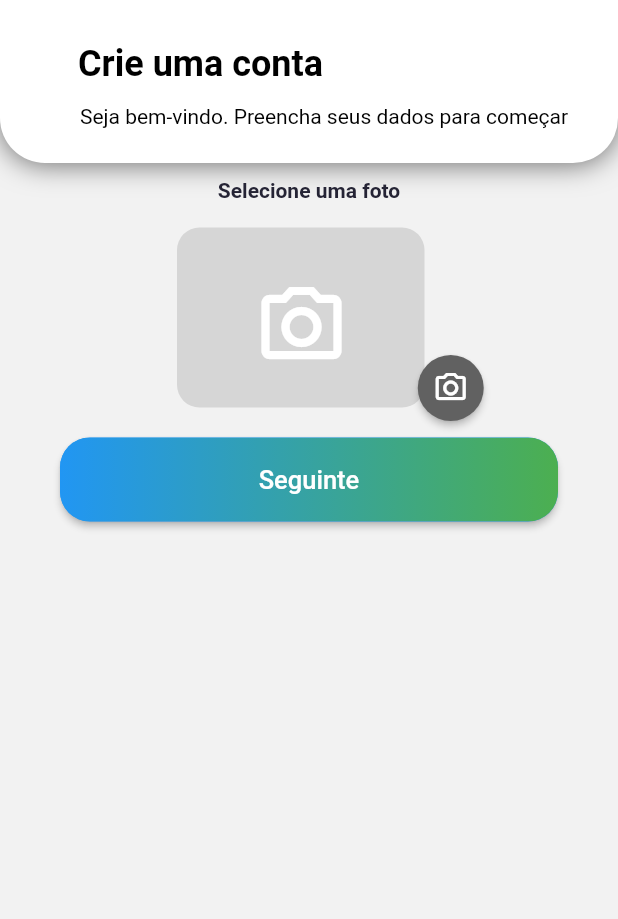
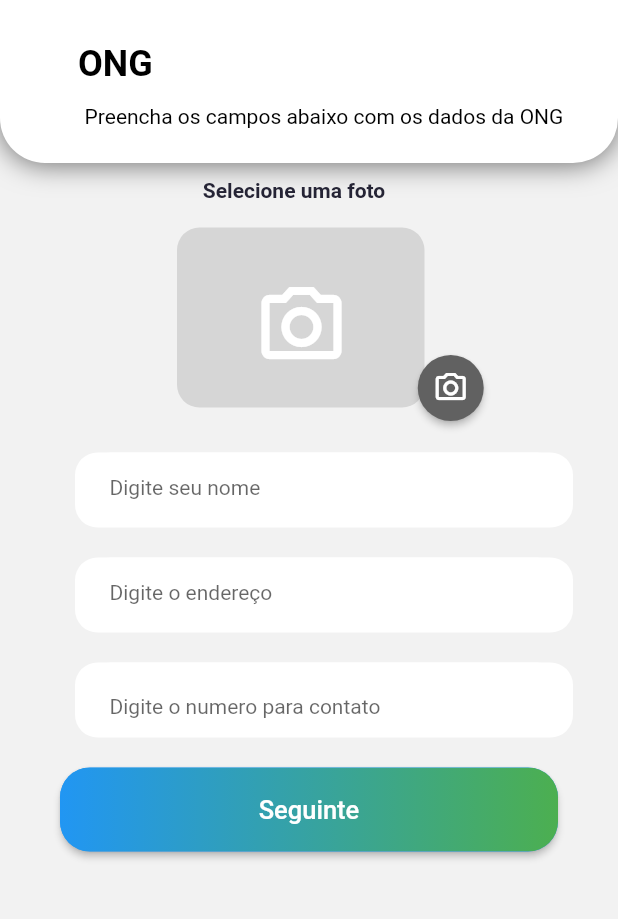
Before and after one commit to abas0/doe-facil, a Flutter app: the screen it shows after launch, on a phone screen of 412 x 824 dp, the part 242-1161 px from its top. Run offline on Flutter 3.47's test engine with Material 2 defaults, Android fonts, the phone set to English and light mode, and no system bars; our stand-ins replace mask_text_input_formatter; Roboto replaces fonts that are missing (DM Sans).

Commit message:
segunda tela de cadastro de ong concluida

```diff
--- a/lib/screens/cadastro-ong/donor_cadastro-ong_screen.dart
+++ b/lib/screens/cadastro-ong/donor_cadastro-ong_screen.dart
@@ -18,8 +18,10 @@ class DonorCadastroOng extends StatelessWidget {
           children: [
             Cabecalho(
               TituloCadastroOng(
-                'Crie uma conta',
-                'Seja bem-vindo. Preencha seus dados para começar'
+               /* 'Crie uma conta',
+                'Seja bem-vindo. Preencha seus dados para começar'*/
+                'ONG',
+                'Preencha os campos abaixo com os dados da ONG'
               )
             ),
             //CadastroOng(),
--- a/lib/screens/cadastro-ong/widget/cadastro-ong-tela02.dart
+++ b/lib/screens/cadastro-ong/widget/cadastro-ong-tela02.dart
@@ -1,5 +1,5 @@
-import 'package:doe_facil/constants/constants.dart';
 import 'package:flutter/material.dart';
+import 'package:mask_text_input_formatter/mask_text_input_formatter.dart';
 
 class CadastroOng02 extends StatefulWidget {
   const CadastroOng02({ Key? key }) : super(key: key);
@@ -9,6 +9,8 @@ class CadastroOng02 extends StatefulWidget {
 }
 
 class _CadastroOng02State extends State<CadastroOng02> {
+  final maskFormatter = new MaskTextInputFormatter(mask: '+## (##) #####-####', filter: { "#": RegExp(r'[0-9]') });
+
   @override
   Widget build(BuildContext context) {
     return Stack(
@@ -17,7 +19,7 @@ class _CadastroOng02State extends State<CadastroOng02> {
           children: <Widget>[
           Container(
             padding: EdgeInsets.only(
-              left: 134,
+              left: 114,
               right: 134,
               top: 10
             ),
@@ -71,22 +73,121 @@ class _CadastroOng02State extends State<CadastroOng02> {
             )
             ],
           ),
+        ),
+        Container(
+          margin: const EdgeInsets.only(left: 50.0, top: 30.0, right: 30.0),
+          height: 50.0,
+          width: 334,
+          decoration: new BoxDecoration(
+            color: Colors.white,
+            borderRadius: new BorderRadius.all(new Radius.circular(15)
+            )
+          ),
+          child: new Directionality(
+
+              textDirection: TextDirection.ltr,
+              child: new TextField(
+                controller: null,
+                autofocus: false,
+
+                style:
+                    new TextStyle(fontSize: 14.0, color: Color(0xFFbdc6cf)),
+                decoration: new InputDecoration(
+                  filled: true,
+                  fillColor: Colors.white,
+                  hintText: 'Digite seu nome',
+                  contentPadding: const EdgeInsets.only(
+                      left: 23.0, bottom: 16.0, top: 15.0),
+                  focusedBorder: OutlineInputBorder(
+                    borderSide: new BorderSide(color: Colors.white),
+                    borderRadius: new BorderRadius.circular(15),
+                  ),
+                  enabledBorder: UnderlineInputBorder(
+                    borderSide: new BorderSide(color: Colors.white),
+                    borderRadius: new BorderRadius.circular(25.7),
+                  ),
+                ),
+              )
             ),
-          ]
-        )
+          ),
+          Container(
+          margin: const EdgeInsets.only(left: 50.0, top: 20.0, right: 30.0),
+          height: 50.0,
+          width: 334,
+          decoration: new BoxDecoration(
+            color: Colors.white,
+            borderRadius: new BorderRadius.all(new Radius.circular(15)
+            )
+          ),
+          child: new Directionality(
+
+              textDirection: TextDirection.ltr,
+              child: new TextField(
+                controller: null,
+                autofocus: false,
+
+                style:
+                    new TextStyle(fontSize: 14.0, color: Color(0xFFbdc6cf)),
+                decoration: new InputDecoration(
+                  filled: true,
+                  fillColor: Colors.white,
+                  hintText: 'Digite o endereço',
+                  contentPadding: const EdgeInsets.only(
+                      left: 23.0, bottom: 16.0, top: 15.0),
+                  focusedBorder: OutlineInputBorder(
+                    borderSide: new BorderSide(color: Colors.white),
+                    borderRadius: new BorderRadius.circular(15),
+                  ),
+                  enabledBorder: UnderlineInputBorder(
+                    borderSide: new BorderSide(color: Colors.white),
+                    borderRadius: new BorderRadius.circular(25.7),
+                  ),
+                ),
+              )
+            ),
+          ),
+          Container(
+          margin: const EdgeInsets.only(left: 50.0, top: 20.0, right: 30.0),
+          height: 50.0,
+          width: 334,
+          decoration: new BoxDecoration(
+            color: Colors.white,
+            borderRadius: new BorderRadius.all(new Radius.circular(15)
+            )
+          ),
+          child: new Directionality(
+
+              textDirection: TextDirection.ltr,
+              child: new TextField(
+                //maxLength: 11,
+                controller: null,
+                autofocus: false,
+                keyboardType: TextInputType.number,
+                style:
+                  new TextStyle(fontSize: 14.0, color: Color(0xFFbdc6cf)),
+                decoration: new InputDecoration(
+                  filled: true,
+                  fillColor: Colors.white,
+                  //alignLabelWithHint: Alignment.center,
+                  hintText: 'Digite o numero para contato',
+                  contentPadding: const EdgeInsets.only(
+                      left: 23.0, bottom: 5, top: 15.0),
+                  focusedBorder: OutlineInputBorder(
+                    borderSide: new BorderSide(color: Colors.white),
+                    borderRadius: new BorderRadius.circular(15),
+                  ),
+                  enabledBorder: UnderlineInputBorder(
+                    borderSide: new BorderSide(color: Colors.white),
+                    borderRadius: new BorderRadius.circular(25.7),
+                  ),
+                ),
+                inputFormatters: [maskFormatter],
+              )
+            ),
+          ),
+        ]
+      ),
       ]
-
-     /*children: <Widget>[
-
-        IconButton(
-          icon: const Icon(Icons.camera_alt),
-         // tooltip: 'Increase volume by 10',
-          onPressed: () {
-            setState(() {
-            });
-          },
-        )
-      ]*/
     );
   }
 }
--- a/pubspec.yaml
+++ b/pubspec.yaml
@@ -29,6 +29,7 @@ dependencies:
   cupertino_icons: ^1.0.2
   http: ^0.13.3
   flutter_launcher_icons: "^0.9.2"
+  mask_text_input_formatter: ^2.0.0
   #flutter_svg: ^0.17.4
 
 dev_dependencies:
```
Also changed, not shown: pubspec.lock, 7 other files.
